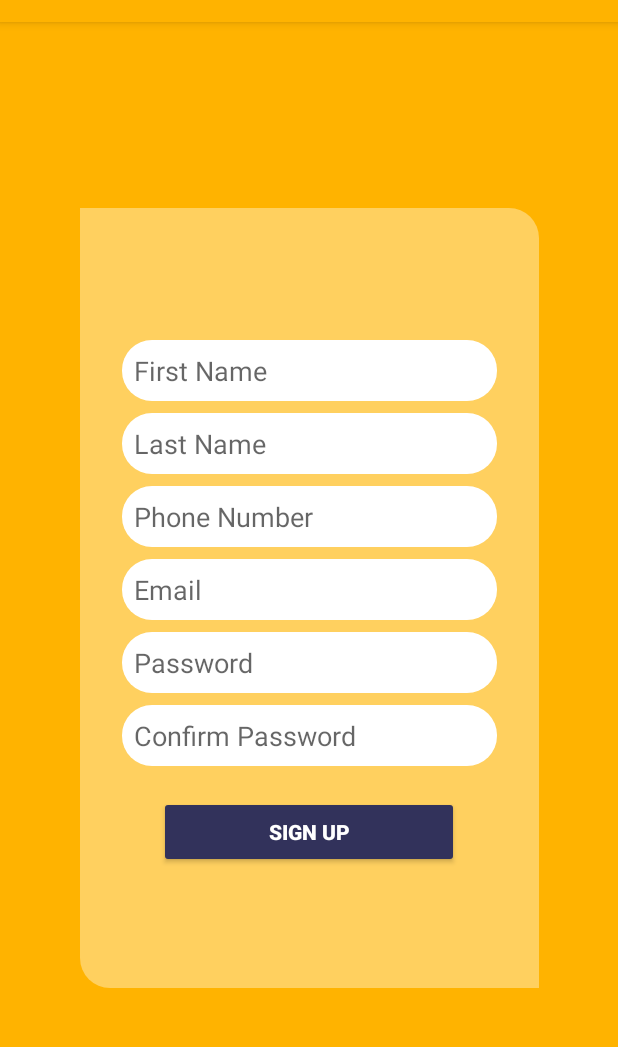
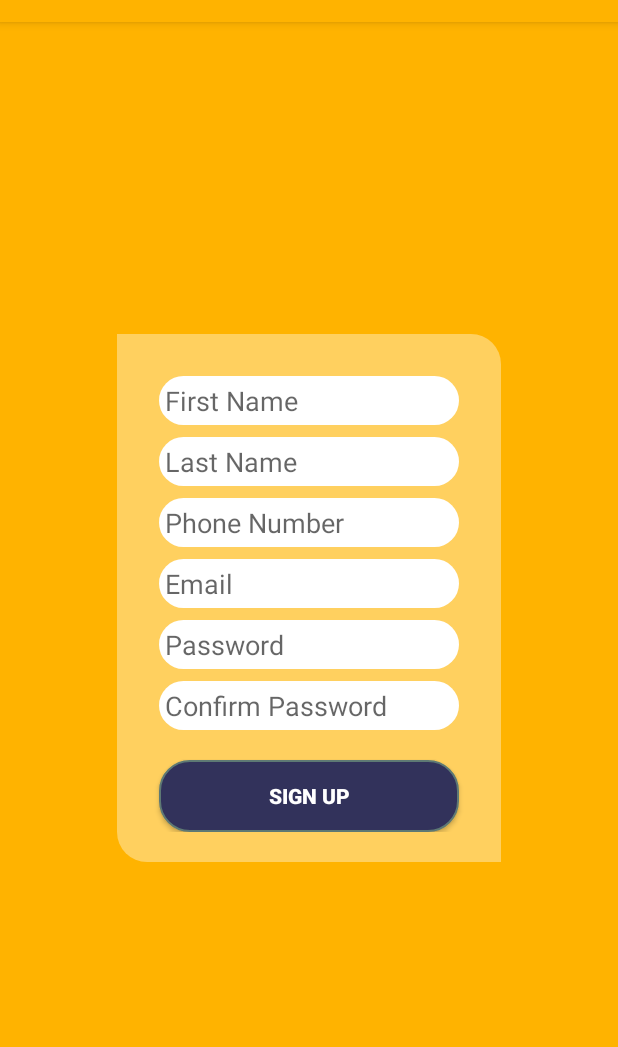
Before and after one commit to Sido2021/TaxiLik, an Android app: the RegistrationActivity screen opened directly, with no data from a screen before it, on a phone screen of 412 x 824 dp, the part 62-1109 px from its top. Run offline under Robolectric (Android 15) with nearby library versions, the phone set to English and light mode, and no system bars; our stand-ins replace Volley.

Commit message:
new update login design , location client , cars location

```diff
--- a/app/build.gradle
+++ b/app/build.gradle
@@ -1,5 +1,5 @@
 apply plugin: 'com.android.application'
-
+apply plugin: 'com.google.gms.google-services'
 android {
     compileSdkVersion 29
     buildToolsVersion "29.0.0"
@@ -31,6 +31,7 @@ dependencies {
     implementation 'com.google.android.gms:play-services-maps:17.0.0'
     implementation 'com.google.android.gms:play-services-location:17.1.0'
     implementation 'androidx.fragment:fragment:1.2.5'
+    implementation 'com.google.firebase:firebase-auth:20.0.1'
     testImplementation 'junit:junit:4.12'
     androidTestImplementation 'androidx.test.ext:junit:1.1.2'
     androidTestImplementation 'androidx.test.espresso:espresso-core:3.3.0'
--- a/app/src/main/java/com/taxilik/RegistrationActivity.java
+++ b/app/src/main/java/com/taxilik/RegistrationActivity.java
@@ -71,6 +71,7 @@ public class RegistrationActivity extends AppCompatActivity {
             }
         });
     }
+
     private void Register()
     {
         pdDialog.show();
--- a/app/src/main/java/com/taxilik/SplashScreen.java
+++ b/app/src/main/java/com/taxilik/SplashScreen.java
@@ -23,11 +23,11 @@ public class SplashScreen extends AppCompatActivity {
         is_signed_in = mPreferences.getString("issignedin","false");
         if(is_signed_in.equals("true"))
         {
-            Intent i = new Intent(this,LoginActivity.class);
+            Intent i = new Intent(this,MainActivity.class);
             startActivity(i);
         }
         else {
-            Intent i = new Intent(this,LoginActivity.class);
+            Intent i = new Intent(this,MainActivity.class);
             startActivity(i);
         }
 
--- /dev/null
+++ b/app/src/main/res/drawable/background_button_purple.xml
@@ -0,0 +1,24 @@
+<?xml version="1.0" encoding="utf-8"?>
+<selector xmlns:android="http://schemas.android.com/apk/res/android" >
+    <item android:state_pressed="true" >
+        <shape android:shape="rectangle"  >
+            <corners android:radius="20dp" />
+            <stroke android:width="1dp" android:color="#5e7974" />
+            <gradient android:angle="-90" android:startColor="@color/colorPrimary" android:endColor="@color/colorPrimary"  />
+        </shape>
+    </item>
+    <item android:state_focused="true">
+        <shape android:shape="rectangle"  >
+            <corners android:radius="20dp" />
+            <stroke android:width="1dp" android:color="#5e7974" />
+            <solid android:color="@color/colorPrimary"/>
+        </shape>
+    </item>
+    <item >
+        <shape android:shape="rectangle"  >
+            <corners android:radius="20dp" />
+            <stroke android:width="1dp" android:color="#5e7974" />
+            <gradient android:angle="-90" android:startColor="@color/colorPrimary" android:endColor="@color/colorPrimary" />
+        </shape>
+    </item>
+</selector>
--- /dev/null
+++ b/app/src/main/res/drawable/ic_car_gold.xml
@@ -0,0 +1,5 @@
+<vector android:height="24dp" android:tint="@color/colorAccent"
+    android:viewportHeight="24" android:viewportWidth="24"
+    android:width="24dp" xmlns:android="http://schemas.android.com/apk/res/android">
+    <path android:fillColor="@android:color/white" android:pathData="M18.92,6.01C18.72,5.42 18.16,5 17.5,5h-11c-0.66,0 -1.21,0.42 -1.42,1.01L3,12v8c0,0.55 0.45,1 1,1h1c0.55,0 1,-0.45 1,-1v-1h12v1c0,0.55 0.45,1 1,1h1c0.55,0 1,-0.45 1,-1v-8l-2.08,-5.99zM6.5,16c-0.83,0 -1.5,-0.67 -1.5,-1.5S5.67,13 6.5,13s1.5,0.67 1.5,1.5S7.33,16 6.5,16zM17.5,16c-0.83,0 -1.5,-0.67 -1.5,-1.5s0.67,-1.5 1.5,-1.5 1.5,0.67 1.5,1.5 -0.67,1.5 -1.5,1.5zM5,11l1.5,-4.5h11L19,11L5,11z"/>
+</vector>
--- a/app/src/main/res/layout/activity_registration.xml
+++ b/app/src/main/res/layout/activity_registration.xml
@@ -14,9 +14,9 @@
         android:gravity="center"
         android:orientation="vertical"
         android:paddingLeft="20dp"
-        android:paddingTop="80dp"
+        android:paddingTop="20dp"
         android:paddingRight="20dp"
-        android:paddingBottom="80dp"
+        android:paddingBottom="20dp"
         app:layout_constraintBottom_toBottomOf="parent"
         app:layout_constraintEnd_toEndOf="parent"
         app:layout_constraintStart_toStartOf="parent"
@@ -24,7 +24,7 @@
 
         <EditText
             android:id="@+id/edit_text_first_name"
-            android:layout_width="250dp"
+            android:layout_width="200dp"
             android:layout_height="wrap_content"
             android:minWidth="200dp"
             android:layout_marginTop="8dp"
@@ -32,11 +32,11 @@
             android:layout_marginRight="8dp"
             android:hint="First Name"
             android:background="@drawable/background_text_white"
-            android:padding="8dp"
+            android:padding="4dp"
             />
         <EditText
             android:id="@+id/edit_text_last_name"
-            android:layout_width="250dp"
+            android:layout_width="200dp"
             android:layout_height="wrap_content"
             android:minWidth="200dp"
             android:layout_marginTop="8dp"
@@ -44,11 +44,11 @@
             android:layout_marginRight="8dp"
             android:hint="Last Name"
             android:background="@drawable/background_text_white"
-            android:padding="8dp"
+            android:padding="4dp"
             />
         <EditText
             android:id="@+id/edit_text_phone_number"
-            android:layout_width="250dp"
+            android:layout_width="200dp"
             android:layout_height="wrap_content"
             android:minWidth="200dp"
             android:layout_marginTop="8dp"
@@ -56,21 +56,21 @@
             android:layout_marginRight="8dp"
             android:hint="Phone Number"
             android:background="@drawable/background_text_white"
-            android:padding="8dp"
+            android:padding="4dp"
             />
         <EditText
         android:id="@+id/edit_text_email_register"
-        android:layout_width="250dp"
+        android:layout_width="200dp"
         android:layout_height="wrap_content"
         android:layout_marginTop="8dp"
         android:layout_marginLeft="8dp"
         android:layout_marginRight="8dp"
-            android:background="@drawable/background_text_white"
+        android:background="@drawable/background_text_white"
         android:hint="Email"
-            android:padding="8dp"/>
+        android:padding="4dp"/>
     <EditText
         android:id="@+id/edit_text_password_register"
-        android:layout_width="250dp"
+        android:layout_width="200dp"
         android:layout_height="wrap_content"
         android:minWidth="250dp"
         android:layout_marginTop="8dp"
@@ -78,11 +78,11 @@
         android:layout_marginRight="8dp"
         android:hint="Password"
         android:background="@drawable/background_text_white"
-        android:padding="8dp"
+        android:padding="4dp"
         />
     <EditText
         android:id="@+id/edit_text_password_confirmation_register"
-        android:layout_width="250dp"
+        android:layout_width="200dp"
         android:layout_height="wrap_content"
         android:minWidth="200dp"
         android:layout_marginTop="8dp"
@@ -90,12 +90,11 @@
         android:layout_marginRight="8dp"
         android:hint="Confirm Password"
         android:background="@drawable/background_text_white"
-        android:padding="8dp"
+        android:padding="4dp"
         />
 
     <Button
         android:id="@+id/button_sign_up"
-        style="@style/Widget.AppCompat.Button.Colored"
         android:layout_width="200dp"
         android:layout_height="wrap_content"
         android:layout_marginTop="20dp"
@@ -103,6 +102,7 @@
         android:layout_marginRight="8dp"
         android:textStyle="bold"
         android:textColor="@android:color/white"
+        android:background="@drawable/background_button_purple"
         android:text="Sign up"/>
     </LinearLayout>
 </androidx.constraintlayout.widget.ConstraintLayout>
--- a/build.gradle
+++ b/build.gradle
@@ -9,7 +9,7 @@ buildscript {
     }
     dependencies {
         classpath 'com.android.tools.build:gradle:4.1.1'
-
+        classpath 'com.google.gms:google-services:4.3.4'
 
         // NOTE: Do not place your application dependencies here; they belong
         // in the individual module build.gradle files
```
Also changed, not shown: app/src/main/AndroidManifest.xml (+4 -3 lines), app/src/main/java/com/taxilik/LoginActivity2.java (added, +159 -0 lines), app/src/main/java/com/taxilik/MapsFragment.java (+49 -4 lines), app/src/main/java/com/taxilik/RegisterActivity2.java (added, +163 -0 lines), app/src/main/res/layout/activity_login.xml (+16 -15 lines), 1 other file.
